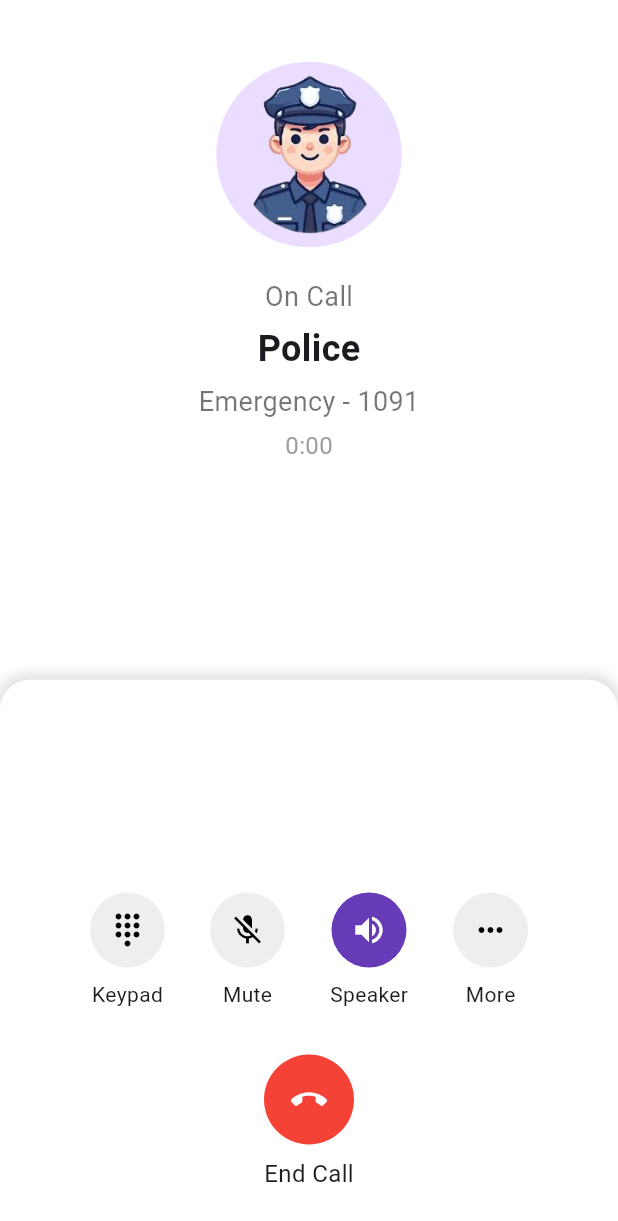
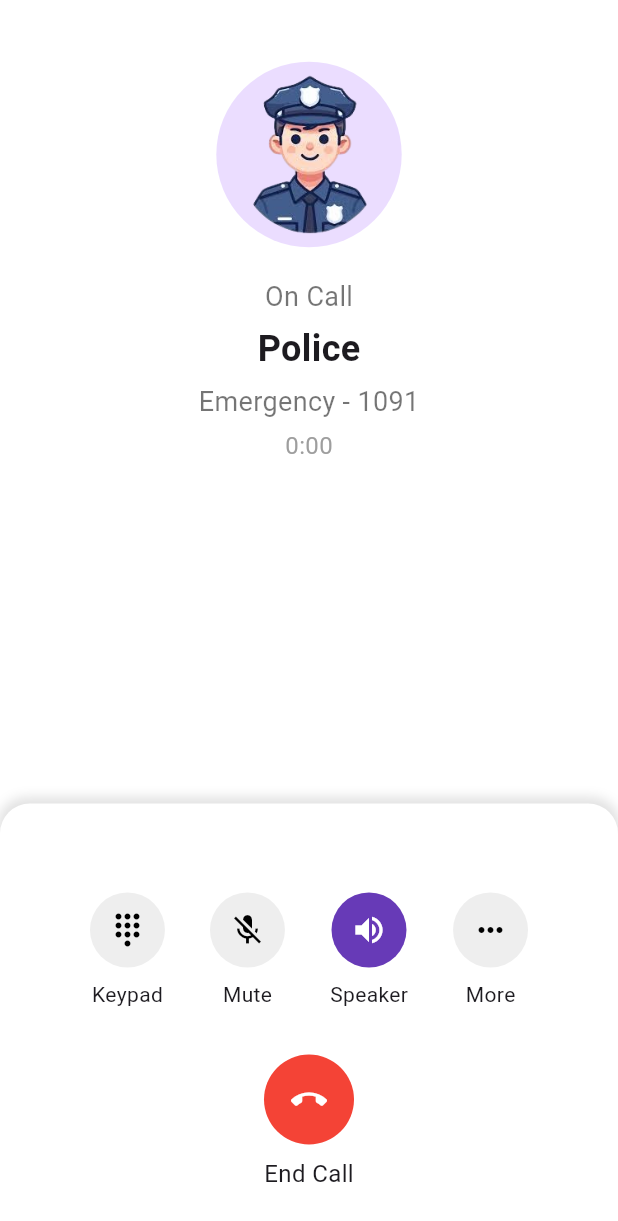
Before and after one commit to Nitishroy-7033/Project-Shakti, a Flutter app: the screen it shows after launch, on a phone screen of 412 x 824 dp. Shown: the top 1221 px of the screen. Run offline on Flutter 3.47's test engine with Material 3 defaults, Android fonts, the phone set to English and light mode, and no system bars.

Commit message:
Fake Call Screen

```diff
--- a/lib/screens/fake_call.dart
+++ b/lib/screens/fake_call.dart
@@ -58,7 +58,7 @@ class CallScreen extends StatelessWidget {
 
             // Call Controls Container with increased height
             Container(
-              height: size.height * 0.45, // 👈 Increased height
+              height: size.height * 0.35, // 👈 Increased height
               width: double.infinity,
               padding: const EdgeInsets.symmetric(vertical: 30, horizontal: 20),
               decoration: BoxDecoration(
```
